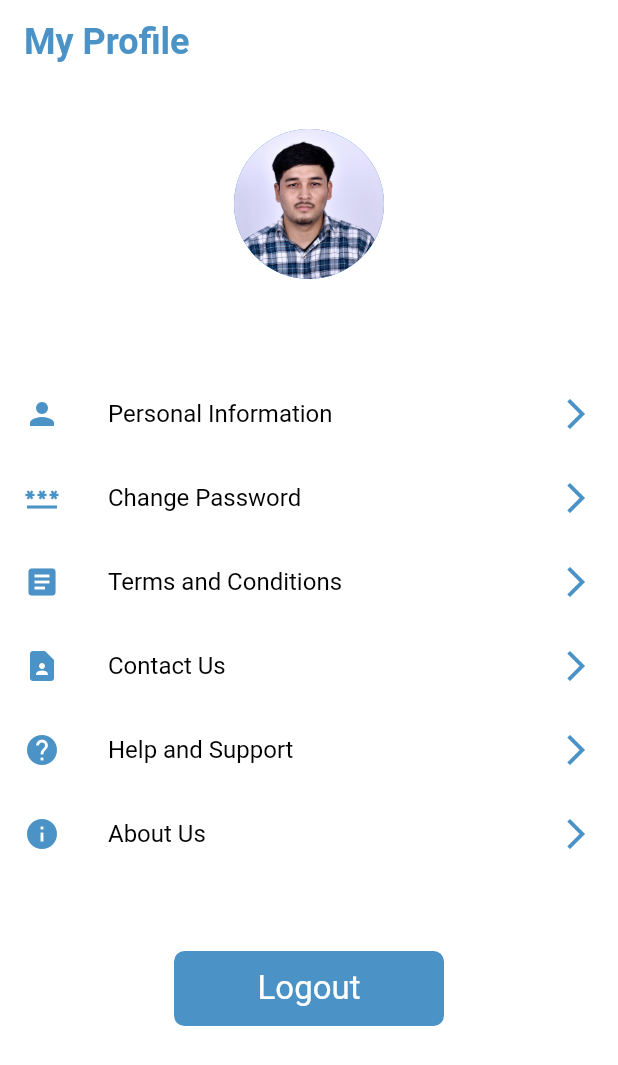
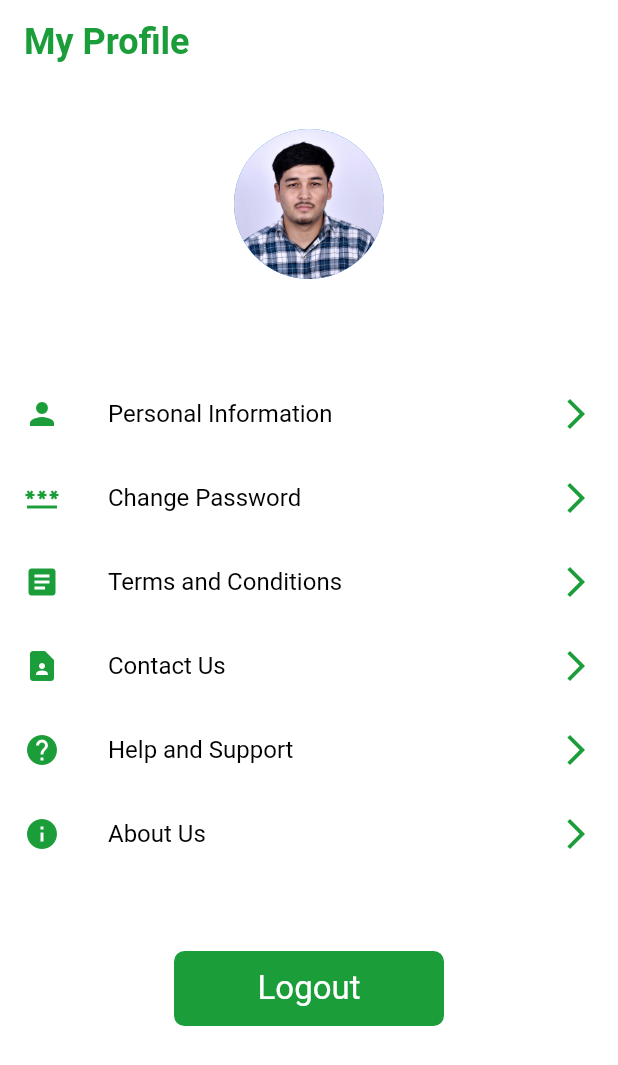
Before and after one commit to rahapal/Swastha-Aalu, a Flutter app: the ProfilePage screen opened directly, on a phone screen of 412 x 824 dp. Shown: the top 1065 px of the screen. Run offline on Flutter 3.47's test engine with Material 2 defaults, Android fonts, the phone set to English and light mode, and no system bars; our stand-ins replace cloud_firestore, firebase_auth, firebase_core, fluttertoast, google_fonts, hive and 3 more; accounts and stored records are empty; network calls fail.

Commit message:
changes on color and provider

```diff
--- a/project/lib/common/global_variables.dart
+++ b/project/lib/common/global_variables.dart
@@ -1,5 +1,5 @@
 import 'package:flutter/material.dart';
 
 class GlobalVariables {
-  static const Color mainColor = Color(0xFF4B93C7);
+  static const Color mainColor = Color(0xFF1B9e39);
 }
--- a/project/lib/controller/provider.dart
+++ b/project/lib/controller/provider.dart
@@ -18,9 +18,9 @@ class ProviderApp with ChangeNotifier {
     return image!;
   }
 
-  Future<void> updateImage(Details details) async {
+  Future<void> addInformation(Details details) async {
     var box = await Hive.openBox<Details>('details');
-    box.putAt(box.length - 1, details);
+    box.put(box.length - 1, details);
     notifyListeners();
   }
 }
```
